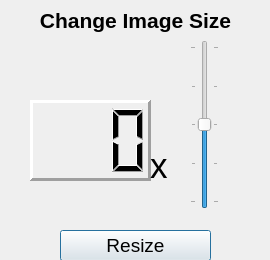
This is GUI/resizeqwidget.ui in JianchengZh/learning-image-processing as Qt 5 draws it before an edit. The edited form follows.
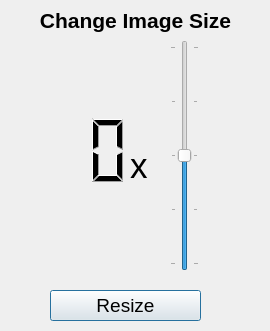
This is the edited form.

What changed in the file:
```diff
--- a/GUI/resizeqwidget.ui
+++ b/GUI/resizeqwidget.ui
@@ -7,7 +7,7 @@
     <x>0</x>
     <y>0</y>
     <width>270</width>
-    <height>260</height>
+    <height>331</height>
    </rect>
   </property>
   <property name="windowTitle">
@@ -16,14 +16,14 @@
   <widget class="QLCDNumber" name="lcdNumber">
    <property name="geometry">
     <rect>
-     <x>30</x>
-     <y>100</y>
+     <x>10</x>
+     <y>110</y>
      <width>121</width>
      <height>81</height>
     </rect>
    </property>
    <property name="frameShape">
-    <enum>QFrame::Panel</enum>
+    <enum>QFrame::NoFrame</enum>
    </property>
    <property name="lineWidth">
     <number>3</number>
@@ -38,8 +38,8 @@
   <widget class="QPushButton" name="pushButton">
    <property name="geometry">
     <rect>
-     <x>60</x>
-     <y>230</y>
+     <x>50</x>
+     <y>290</y>
      <width>151</width>
      <height>31</height>
     </rect>
@@ -59,9 +59,9 @@
   <widget class="QLabel" name="label_2">
    <property name="geometry">
     <rect>
-     <x>150</x>
+     <x>130</x>
      <y>150</y>
-     <width>21</width>
+     <width>31</width>
      <height>31</height>
     </rect>
    </property>
@@ -70,6 +70,12 @@
      <pointsize>26</pointsize>
     </font>
    </property>
+   <property name="frameShape">
+    <enum>QFrame::NoFrame</enum>
+   </property>
+   <property name="frameShadow">
+    <enum>QFrame::Plain</enum>
+   </property>
    <property name="text">
     <string>x</string>
    </property>
@@ -100,10 +106,10 @@
   <widget class="QSlider" name="verticalSlider">
    <property name="geometry">
     <rect>
-     <x>190</x>
+     <x>170</x>
      <y>40</y>
      <width>29</width>
-     <height>169</height>
+     <height>231</height>
     </rect>
    </property>
    <property name="focusPolicy">
```
Left out of the diff: 3 changed lines with no effect on the pictures.
